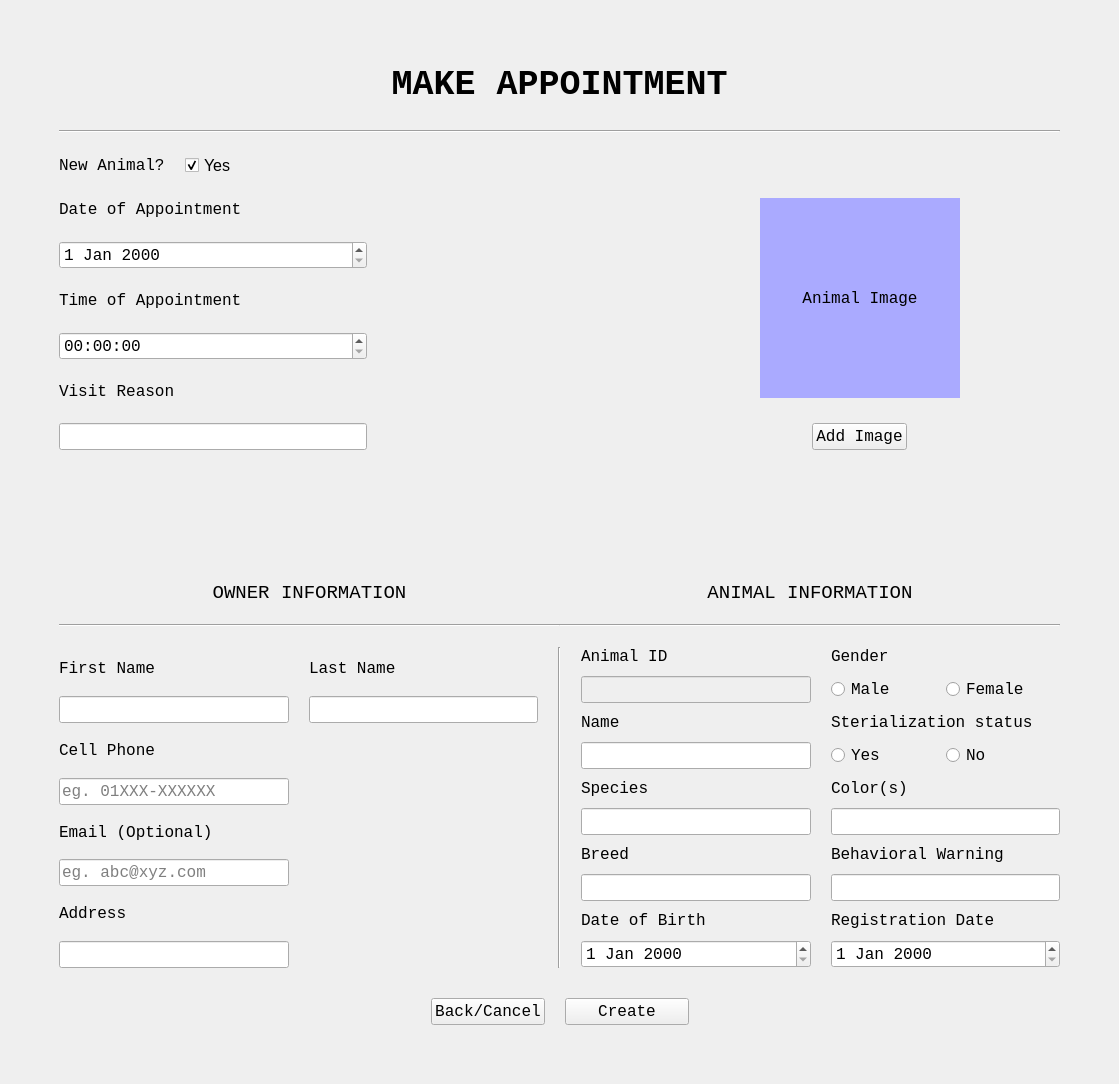
Qt form ApppointmentCreateUI.ui (ASNaeem/Simple-VCMS) before a commit.
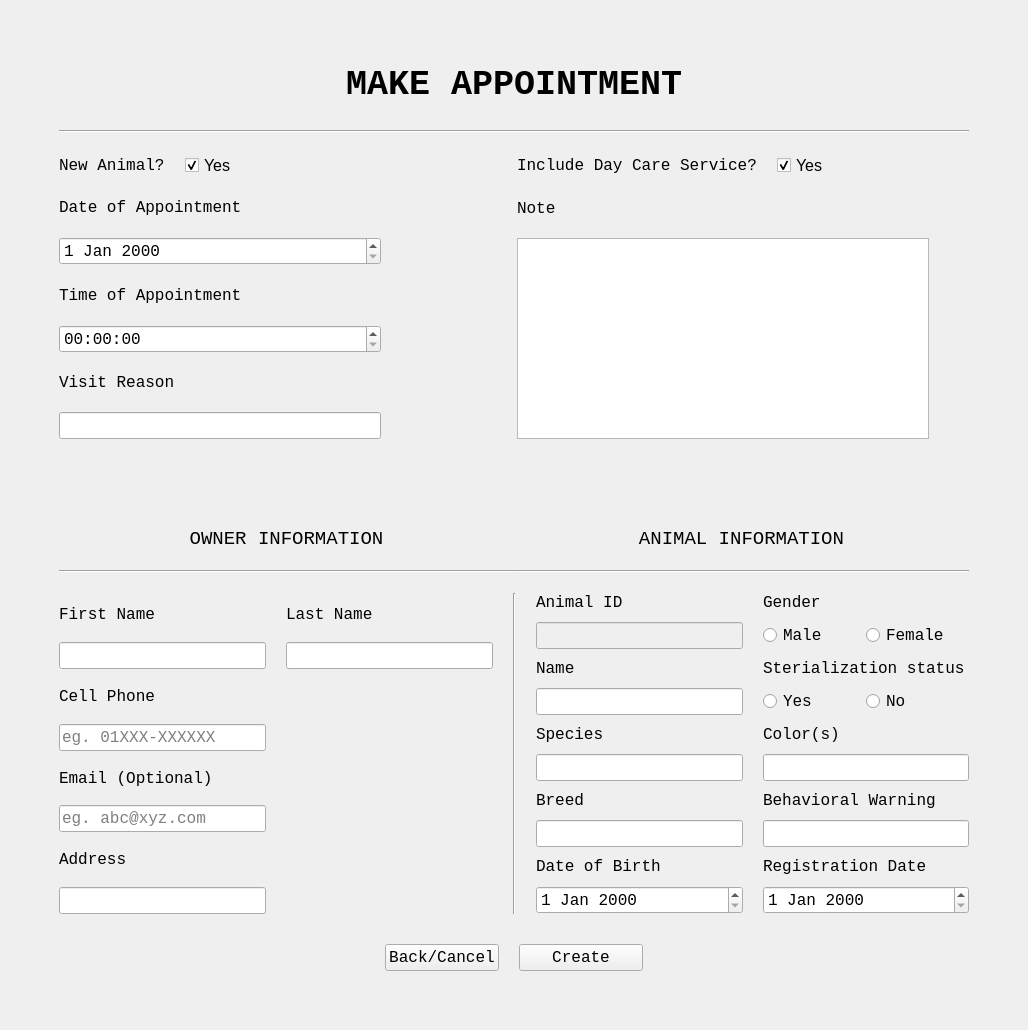
The same form after that commit.

Commit message: Added day care on appointment

```diff
--- a/ApppointmentCreateUI.ui
+++ b/ApppointmentCreateUI.ui
@@ -6,17 +6,17 @@
    <rect>
     <x>0</x>
     <y>0</y>
-    <width>1119</width>
-    <height>1084</height>
+    <width>1028</width>
+    <height>1030</height>
    </rect>
   </property>
   <property name="windowTitle">
    <string>MainWindow</string>
   </property>
   <widget class="QWidget" name="centralwidget">
-   <layout class="QVBoxLayout" name="verticalLayout_4">
+   <layout class="QVBoxLayout" name="verticalLayout_3">
     <item>
-     <layout class="QVBoxLayout" name="verticalLayout" stretch="0,0,2,0,0,2,0,2">
+     <layout class="QVBoxLayout" name="verticalLayout" stretch="0,0,0,0,2,0,2">
       <property name="spacing">
        <number>20</number>
       </property>
@@ -74,89 +74,17 @@
        </widget>
       </item>
       <item>
-       <layout class="QHBoxLayout" name="horizontalLayout_6" stretch="0,0,1">
-        <property name="spacing">
-         <number>20</number>
-        </property>
-        <property name="leftMargin">
-         <number>0</number>
-        </property>
-        <property name="rightMargin">
-         <number>0</number>
-        </property>
-        <property name="bottomMargin">
-         <number>0</number>
-        </property>
-        <item>
-         <widget class="QLabel" name="label_2">
-          <property name="sizePolicy">
-           <sizepolicy hsizetype="Expanding" vsizetype="Preferred">
-            <horstretch>0</horstretch>
-            <verstretch>0</verstretch>
-           </sizepolicy>
-          </property>
-          <property name="font">
-           <font>
-            <family>Courier New</family>
-            <pointsize>12</pointsize>
-           </font>
-          </property>
-          <property name="text">
-           <string>New Animal?</string>
-          </property>
-         </widget>
-        </item>
-        <item>
-         <widget class="QCheckBox" name="chk_box_new_animal">
-          <property name="enabled">
-           <bool>true</bool>
-          </property>
-          <property name="sizePolicy">
-           <sizepolicy hsizetype="Expanding" vsizetype="Fixed">
-            <horstretch>0</horstretch>
-            <verstretch>0</verstretch>
-           </sizepolicy>
-          </property>
-          <property name="font">
-           <font>
-            <pointsize>12</pointsize>
-           </font>
-          </property>
-          <property name="text">
-           <string>Yes</string>
-          </property>
-          <property name="checked">
-           <bool>true</bool>
-          </property>
-         </widget>
-        </item>
-        <item>
-         <spacer name="horizontalSpacer_9">
-          <property name="orientation">
-           <enum>Qt::Horizontal</enum>
-          </property>
-          <property name="sizeHint" stdset="0">
-           <size>
-            <width>40</width>
-            <height>20</height>
-           </size>
-          </property>
-         </spacer>
-        </item>
-       </layout>
-      </item>
-      <item>
-       <layout class="QHBoxLayout" name="horizontalLayout_DOA_Image" stretch="0,0,0">
+       <layout class="QHBoxLayout" name="horizontalLayout_DOA_Image" stretch="40,10,50">
         <property name="spacing">
          <number>6</number>
         </property>
         <property name="rightMargin">
-         <number>100</number>
+         <number>0</number>
         </property>
         <item>
          <layout class="QVBoxLayout" name="verticalLayout_2">
           <item>
-           <layout class="QGridLayout" name="gridLayout_new_animal" rowstretch="0,0,0,0,0,0,0,0" columnstretch="4,0">
+           <layout class="QGridLayout" name="gridLayout_new_animal" rowstretch="0,0,0,0,0,0,0,0,0" columnstretch="4,0,0">
             <property name="leftMargin">
              <number>0</number>
             </property>
@@ -169,23 +97,7 @@
             <property name="verticalSpacing">
              <number>20</number>
             </property>
-            <item row="5" column="0">
-             <widget class="QTimeEdit" name="time_appt">
-              <property name="sizePolicy">
-               <sizepolicy hsizetype="Preferred" vsizetype="Fixed">
-                <horstretch>0</horstretch>
-                <verstretch>0</verstretch>
-               </sizepolicy>
-              </property>
-              <property name="font">
-               <font>
-                <family>Courier New</family>
-                <pointsize>12</pointsize>
-               </font>
-              </property>
-             </widget>
-            </item>
-            <item row="3" column="0">
+            <item row="4" column="0">
              <widget class="QDateEdit" name="date_appt">
               <property name="sizePolicy">
                <sizepolicy hsizetype="Expanding" vsizetype="Fixed">
@@ -201,30 +113,7 @@
               </property>
              </widget>
             </item>
-            <item row="6" column="0">
-             <widget class="QLabel" name="label_11">
-              <property name="font">
-               <font>
-                <family>Courier New</family>
-                <pointsize>12</pointsize>
-               </font>
-              </property>
-              <property name="text">
-               <string>Visit Reason</string>
-              </property>
-             </widget>
-            </item>
-            <item row="7" column="0">
-             <widget class="QLineEdit" name="line_reason">
-              <property name="font">
-               <font>
-                <family>Courier New</family>
-                <pointsize>12</pointsize>
-               </font>
-              </property>
-             </widget>
-            </item>
-            <item row="1" column="0">
+            <item row="2" column="0">
              <widget class="QLabel" name="label_6">
               <property name="sizePolicy">
                <sizepolicy hsizetype="Preferred" vsizetype="Preferred">
@@ -243,7 +132,7 @@
               </property>
              </widget>
             </item>
-            <item row="4" column="0">
+            <item row="5" column="0">
              <widget class="QLabel" name="label_7">
               <property name="sizePolicy">
                <sizepolicy hsizetype="Preferred" vsizetype="Preferred">
@@ -262,7 +151,89 @@
               </property>
              </widget>
             </item>
-            <item row="4" column="1">
+            <item row="1" column="0">
+             <layout class="QHBoxLayout" name="horizontalLayout_6" stretch="0,0,1">
+              <property name="spacing">
+               <number>20</number>
+              </property>
+              <property name="leftMargin">
+               <number>0</number>
+              </property>
+              <property name="rightMargin">
+               <number>0</number>
+              </property>
+              <property name="bottomMargin">
+               <number>0</number>
+              </property>
+              <item>
+               <widget class="QLabel" name="label_2">
+                <property name="sizePolicy">
+                 <sizepolicy hsizetype="Expanding" vsizetype="Preferred">
+                  <horstretch>0</horstretch>
+                  <verstretch>0</verstretch>
+                 </sizepolicy>
+                </property>
+                <property name="font">
+                 <font>
+                  <family>Courier New</family>
+                  <pointsize>12</pointsize>
+                 </font>
+                </property>
+                <property name="text">
+                 <string>New Animal?</string>
+                </property>
+               </widget>
+              </item>
+              <item>
+               <widget class="QCheckBox" name="chk_box_new_animal">
+                <property name="enabled">
+                 <bool>true</bool>
+                </property>
+                <property name="sizePolicy">
+                 <sizepolicy hsizetype="Expanding" vsizetype="Fixed">
+                  <horstretch>0</horstretch>
+                  <verstretch>0</verstretch>
+                 </sizepolicy>
+                </property>
+                <property name="font">
+                 <font>
+                  <pointsize>12</pointsize>
+                 </font>
+                </property>
+                <property name="text">
+                 <string>Yes</string>
+                </property>
+                <property name="checked">
+                 <bool>true</bool>
+                </property>
+               </widget>
+              </item>
+              <item>
+               <spacer name="horizontalSpacer_3">
+                <property name="orientation">
+                 <enum>Qt::Horizontal</enum>
+                </property>
+                <property name="sizeHint" stdset="0">
+                 <size>
+                  <width>40</width>
+                  <height>20</height>
+                 </size>
+                </property>
+               </spacer>
+              </item>
+             </layout>
+            </item>
+            <item row="8" column="0">
+             <widget class="QLineEdit" name="line_reason">
+              <property name="font">
+               <font>
+                <family>Courier New</family>
+                <pointsize>12</pointsize>
+               </font>
+              </property>
+             </widget>
+            </item>
+            <item row="5" column="1">
              <spacer name="horizontalSpacer">
               <property name="orientation">
                <enum>Qt::Horizontal</enum>
@@ -275,12 +246,41 @@
               </property>
              </spacer>
             </item>
+            <item row="6" column="0">
+             <widget class="QTimeEdit" name="time_appt">
+              <property name="sizePolicy">
+               <sizepolicy hsizetype="Preferred" vsizetype="Fixed">
+                <horstretch>0</horstretch>
+                <verstretch>0</verstretch>
+               </sizepolicy>
+              </property>
+              <property name="font">
+               <font>
+                <family>Courier New</family>
+                <pointsize>12</pointsize>
+               </font>
+              </property>
+             </widget>
+            </item>
+            <item row="7" column="0">
+             <widget class="QLabel" name="label_11">
+              <property name="font">
+               <font>
+                <family>Courier New</family>
+                <pointsize>12</pointsize>
+               </font>
+              </property>
+              <property name="text">
+               <string>Visit Reason</string>
+              </property>
+             </widget>
+            </item>
            </layout>
           </item>
          </layout>
         </item>
         <item>
-         <spacer name="horizontalSpacer_4">
+         <spacer name="horizontalSpacer_5">
           <property name="orientation">
            <enum>Qt::Horizontal</enum>
           </property>
@@ -293,73 +293,120 @@
          </spacer>
         </item>
         <item>
-         <layout class="QVBoxLayout" name="verticalLayout_3">
-          <property name="spacing">
-           <number>25</number>
+         <layout class="QGridLayout" name="gridLayout_Day_care" rowstretch="0,0,0,0,0,0" columnstretch="4,0,0">
+          <property name="leftMargin">
+           <number>0</number>
+          </property>
+          <property name="rightMargin">
+           <number>0</number>
           </property>
           <property name="bottomMargin">
            <number>20</number>
           </property>
-          <item>
-           <widget class="QLabel" name="label_10">
-            <property name="sizePolicy">
-             <sizepolicy hsizetype="Maximum" vsizetype="Maximum">
-              <horstretch>0</horstretch>
-              <verstretch>0</verstretch>
-             </sizepolicy>
+          <property name="verticalSpacing">
+           <number>20</number>
+          </property>
+          <item row="5" column="0">
+           <widget class="QTextBrowser" name="textBrowser"/>
+          </item>
+          <item row="3" column="1">
+           <spacer name="horizontalSpacer_2">
+            <property name="orientation">
+             <enum>Qt::Horizontal</enum>
             </property>
-            <property name="minimumSize">
+            <property name="sizeHint" stdset="0">
              <size>
-              <width>200</width>
-              <height>200</height>
+              <width>40</width>
+              <height>20</height>
              </size>
             </property>
-            <property name="maximumSize">
-             <size>
-              <width>200</width>
-              <height>200</height>
-             </size>
+           </spacer>
+          </item>
+          <item row="1" column="0">
+           <layout class="QHBoxLayout" name="horizontalLayout_9" stretch="0,0,1">
+            <property name="spacing">
+             <number>20</number>
             </property>
+            <property name="leftMargin">
+             <number>0</number>
+            </property>
+            <property name="rightMargin">
+             <number>0</number>
+            </property>
+            <property name="bottomMargin">
+             <number>0</number>
+            </property>
+            <item>
+             <widget class="QLabel" name="label_24">
+              <property name="sizePolicy">
+               <sizepolicy hsizetype="Expanding" vsizetype="Preferred">
+                <horstretch>0</horstretch>
+                <verstretch>0</verstretch>
+               </sizepolicy>
+              </property>
+              <property name="font">
+               <font>
+                <family>Courier New</family>
+                <pointsize>12</pointsize>
+               </font>
+              </property>
+              <property name="text">
+               <string>Include Day Care Service?</string>
+              </property>
+             </widget>
+            </item>
+            <item>
+             <widget class="QCheckBox" name="chk_box_new_animal_2">
+              <property name="enabled">
+               <bool>true</bool>
+              </property>
+              <property name="sizePolicy">
+               <sizepolicy hsizetype="Expanding" vsizetype="Fixed">
+                <horstretch>0</horstretch>
+                <verstretch>0</verstretch>
+               </sizepolicy>
+              </property>
+              <property name="font">
+               <font>
+                <pointsize>12</pointsize>
+               </font>
+              </property>
+              <property name="text">
+               <string>Yes</string>
+              </property>
+              <property name="checked">
+               <bool>true</bool>
+              </property>
+             </widget>
+            </item>
+            <item>
+             <spacer name="horizontalSpacer_4">
+              <property name="orientation">
+               <enum>Qt::Horizontal</enum>
+              </property>
+              <property name="sizeHint" stdset="0">
+               <size>
+                <width>40</width>
+                <height>20</height>
+               </size>
+              </property>
+             </spacer>
+            </item>
+           </layout>
+          </item>
+          <item row="3" column="0">
+           <widget class="QLabel" name="label_20">
             <property name="font">
              <font>
               <family>Courier New</family>
               <pointsize>12</pointsize>
              </font>
             </property>
-            <property name="styleSheet">
-             <string notr="true">background-color: rgb(170, 170, 255);</string>
-            </property>
             <property name="text">
-             <string>Animal Image</string>
-            </property>
-            <property name="alignment">
-             <set>Qt::AlignCenter</set>
+             <string>Note</string>
             </property>
            </widget>
           </item>
-          <item>
-           <layout class="QHBoxLayout" name="horizontalLayout" stretch="0">
-            <item>
-             <widget class="QPushButton" name="pushButton">
-              <property name="sizePolicy">
-               <sizepolicy hsizetype="Fixed" vsizetype="Fixed">
-                <horstretch>0</horstretch>
-                <verstretch>0</verstretch>
-               </sizepolicy>
-              </property>
-              <property name="font">
-               <font>
-                <family>Courier New</family>
-                <pointsize>12</pointsize>
-               </font>
-              </property>
-              <property name="text">
-               <string>Add Image</string>
-              </property>
-             </widget>
-            </item>
-           </layout>
-          </item>
          </layout>
         </item>
        </layout>
```
